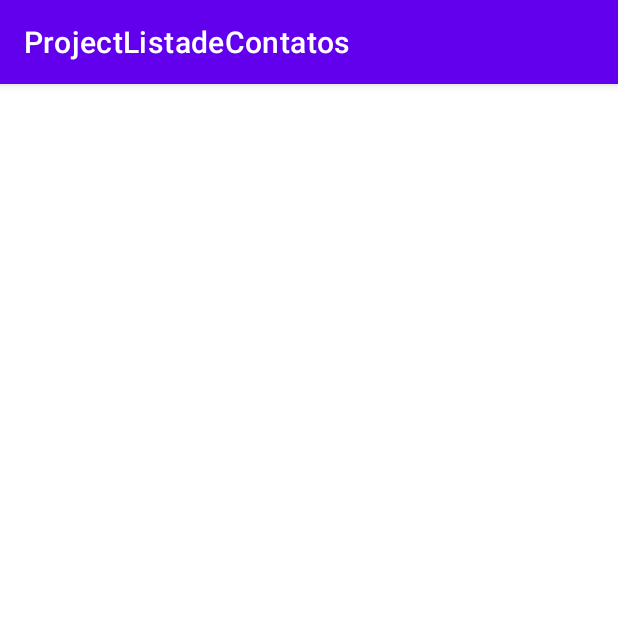
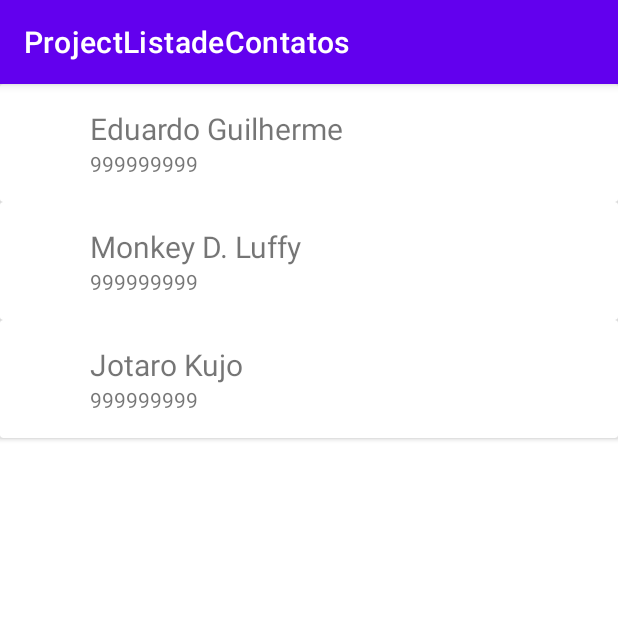
Before and after one commit to EduardGuilherme/ProjetoListadeContatos, an Android app: the screen it shows after launch (MainActivity), on a phone screen of 412 x 824 dp, the top half of it. Run offline under Robolectric (Android 15) with nearby library versions, the phone set to English and light mode, and no system bars.

```diff
--- a/app/src/main/java/com/example/projectlistadecontatos/MainActivity.kt
+++ b/app/src/main/java/com/example/projectlistadecontatos/MainActivity.kt
@@ -25,15 +25,20 @@ class MainActivity : AppCompatActivity() {
         adapter.updateList(
                 arrayListOf(
                         Contact(
-                                "Eduardo",
+                                "Eduardo Guilherme",
                                 "999999999",
                                 "img.jpg"
                         ),
                         Contact(
-                                "Eduardo",
+                                "Monkey D. Luffy",
                                 "999999999",
                                 "img.jpg"
-                    )
+                    ),
+                        Contact(
+                                "Jotaro Kujo",
+                                "999999999",
+                                "img.jpg"
+                        )
                 )
         )
     }
--- a/app/src/main/res/layout/activity_main.xml
+++ b/app/src/main/res/layout/activity_main.xml
@@ -10,8 +10,8 @@
         android:id="@+id/rv_list"
         android:layout_width="0dp"
         android:layout_height="0dp"
-        app:layout_constraintBottom_toTopOf="parent"
-        app:layout_constraintEnd_toStartOf="parent"
+        app:layout_constraintTop_toTopOf="parent"
+        app:layout_constraintStart_toStartOf="parent"
         app:layout_constraintEnd_toEndOf="parent"
         app:layout_constraintBottom_toBottomOf="parent">
 
```
